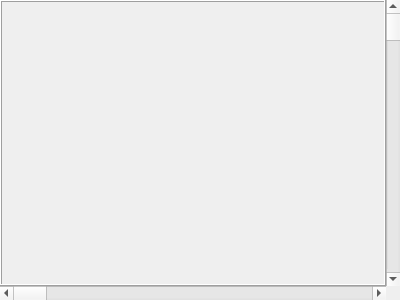
The window that libs/famitracker/PatternEditor.ui (christopherpow/nesicide) describes before a commit, drawn with Qt 5.
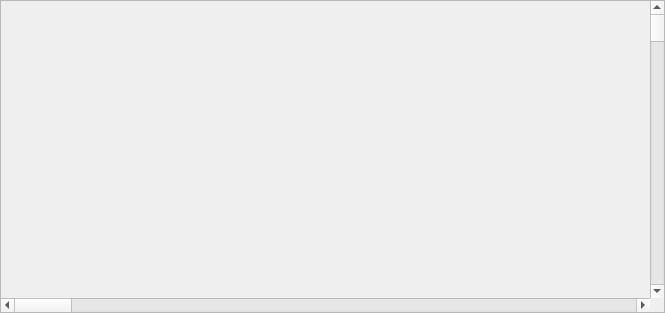
The same window after the commit.

Diff of the .ui file:
```diff
--- a/libs/famitracker/PatternEditor.ui
+++ b/libs/famitracker/PatternEditor.ui
@@ -6,8 +6,8 @@
    <rect>
     <x>0</x>
     <y>0</y>
-    <width>400</width>
-    <height>300</height>
+    <width>665</width>
+    <height>313</height>
    </rect>
   </property>
   <property name="focusPolicy">
@@ -24,6 +24,24 @@
     <number>0</number>
    </property>
    <item row="0" column="0">
+    <widget class="QFrame" name="frame_2">
+     <property name="frameShape">
+      <enum>QFrame::StyledPanel</enum>
+     </property>
+     <property name="frameShadow">
+      <enum>QFrame::Sunken</enum>
+     </property>
+     <property name="lineWidth">
+      <number>1</number>
+     </property>
+     <layout class="QGridLayout" name="gridLayout_3">
+      <property name="margin">
+       <number>0</number>
+      </property>
+      <property name="spacing">
+       <number>0</number>
+      </property>
+      <item row="0" column="0">
     <widget class="QFrame" name="frame">
      <property name="mouseTracking">
       <bool>false</bool>
@@ -32,11 +50,14 @@
       <bool>true</bool>
      </property>
      <property name="frameShape">
-      <enum>QFrame::Box</enum>
+         <enum>QFrame::NoFrame</enum>
      </property>
      <property name="frameShadow">
       <enum>QFrame::Raised</enum>
      </property>
+        <property name="lineWidth">
+         <number>0</number>
+        </property>
      <layout class="QGridLayout" name="gridLayout_2">
       <property name="margin">
        <number>0</number>
@@ -59,6 +80,9 @@
      <property name="orientation">
       <enum>Qt::Horizontal</enum>
      </property>
+       </widget>
+      </item>
+     </layout>
     </widget>
    </item>
   </layout>
```
Lines whose indentation alone changed are shown as unchanged.
